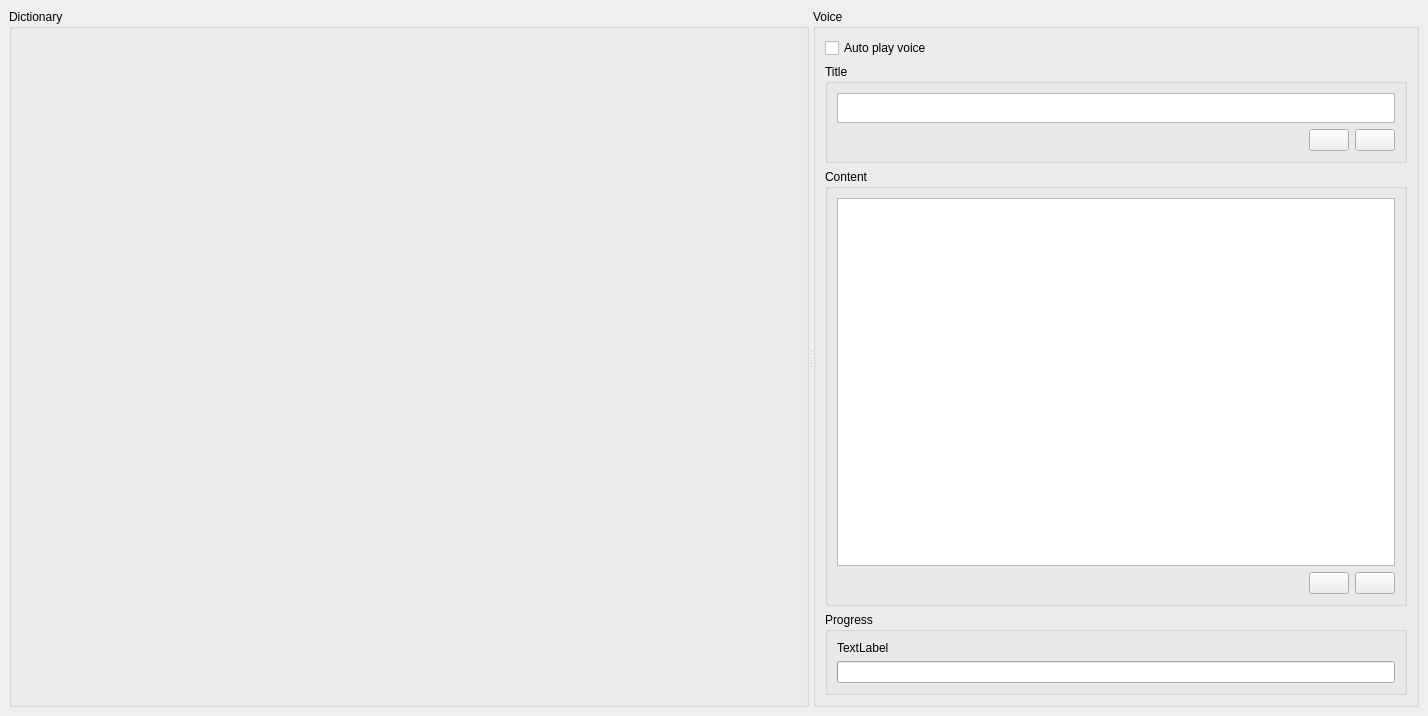
Qt form src/ui/mainwindow.ui (samwellzuk/mktts) before a commit.
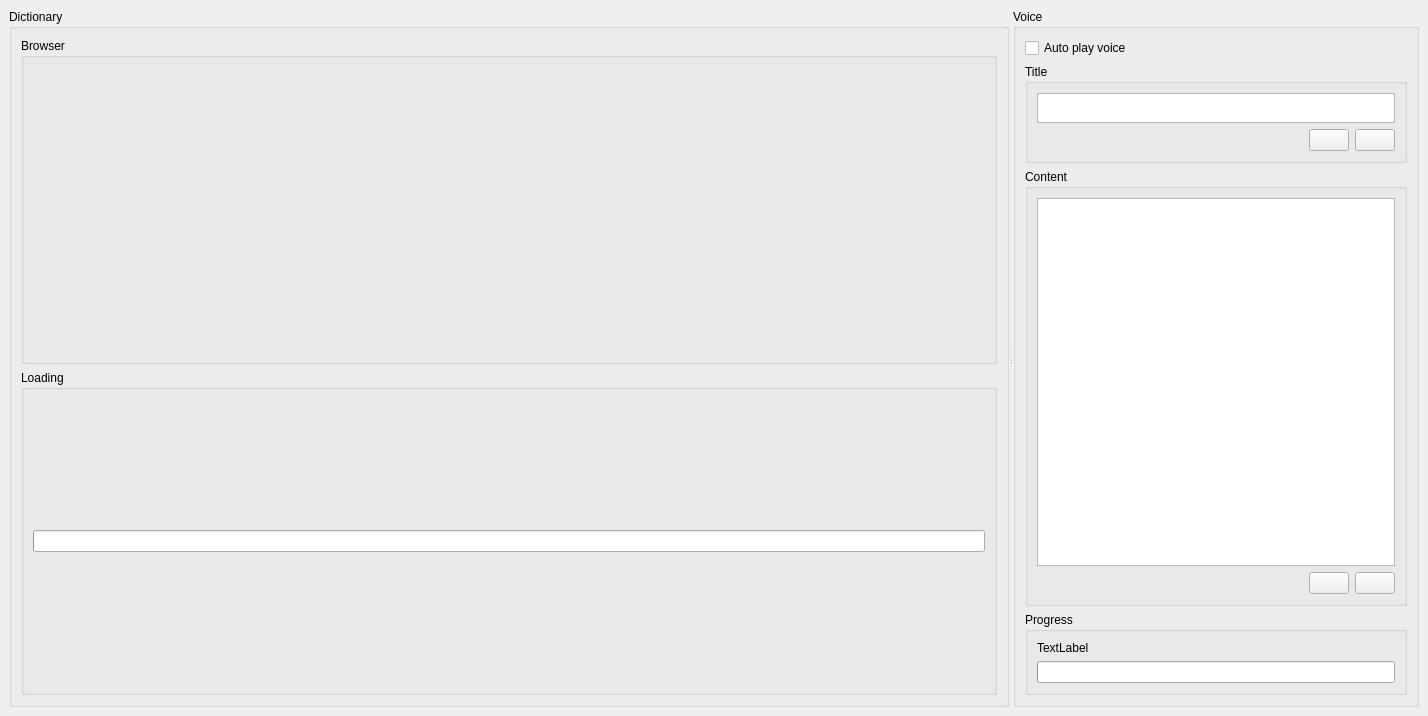
The same form after that commit. Icons and pictures are not drawn.

Diff of the .ui file:
```diff
--- a/src/ui/mainwindow.ui
+++ b/src/ui/mainwindow.ui
@@ -26,26 +26,47 @@
       </property>
       <widget class="QGroupBox" name="groupBox_3">
        <property name="sizePolicy">
-        <sizepolicy hsizetype="MinimumExpanding" vsizetype="Preferred">
-         <horstretch>8</horstretch>
+        <sizepolicy hsizetype="Minimum" vsizetype="Preferred">
+         <horstretch>10</horstretch>
          <verstretch>0</verstretch>
         </sizepolicy>
        </property>
        <property name="minimumSize">
         <size>
-         <width>800</width>
+         <width>1000</width>
          <height>0</height>
         </size>
        </property>
        <property name="title">
         <string>Dictionary</string>
        </property>
-       <layout class="QVBoxLayout" name="verticalLayout_4"/>
+       <layout class="QVBoxLayout" name="verticalLayout_7">
+        <item>
+         <widget class="QGroupBox" name="groupBox_4">
+          <property name="title">
+           <string>Browser</string>
+          </property>
+          <layout class="QVBoxLayout" name="verticalLayout_8"/>
+         </widget>
+        </item>
+        <item>
+         <widget class="QGroupBox" name="groupBox_7">
+          <property name="title">
+           <string>Loading</string>
+          </property>
+          <layout class="QVBoxLayout" name="verticalLayout_4">
+           <item>
+            <widget class="QProgressBar" name="loadingBar"/>
+           </item>
+          </layout>
+         </widget>
+        </item>
+       </layout>
       </widget>
       <widget class="QGroupBox" name="groupBox_6">
        <property name="sizePolicy">
         <sizepolicy hsizetype="Minimum" vsizetype="Preferred">
-         <horstretch>4</horstretch>
+         <horstretch>3</horstretch>
          <verstretch>0</verstretch>
         </sizepolicy>
        </property>
```
